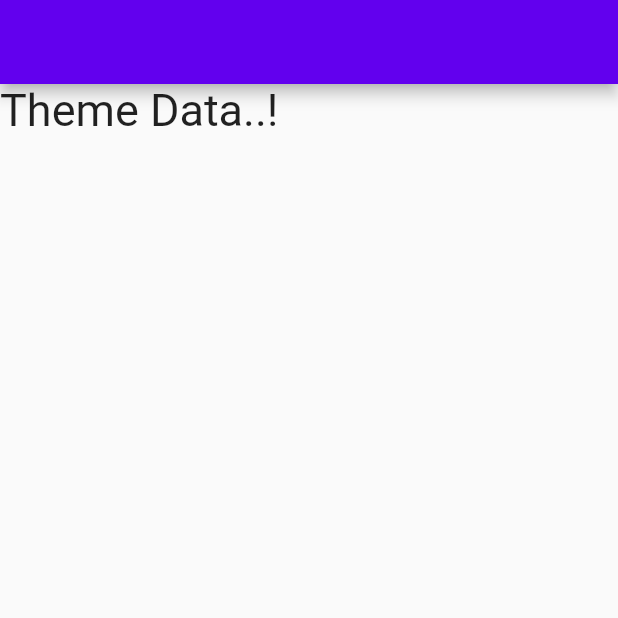
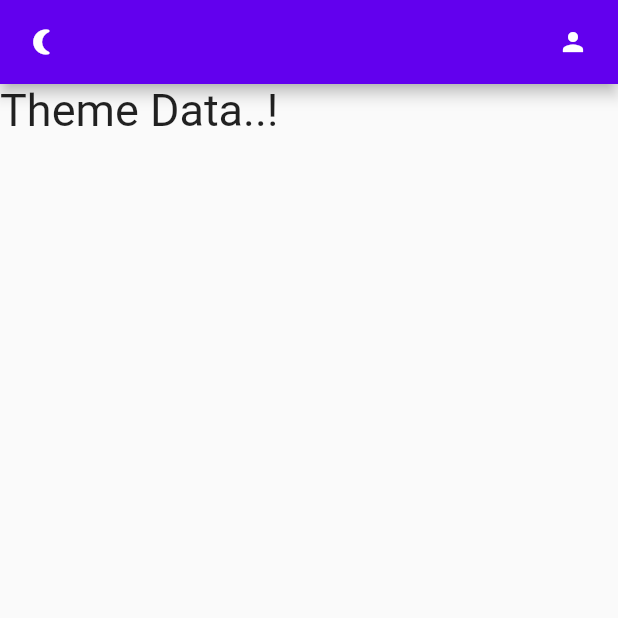
Before and after one commit to sivasai2207/Flutter_to_do_app, a Flutter app: the screen it shows after launch, on a phone screen of 412 x 824 dp, the top half of it. Run offline on Flutter 3.47's test engine with Material 2 defaults, Android fonts, the phone set to English and light mode, and no system bars.

Commit message:
basic commit

```diff
--- /dev/null
+++ b/lib/SERVICES/theme_services.dart
@@ -0,0 +1,3 @@
+class ThemeService{
+
+}
--- a/lib/UI/home_page.dart
+++ b/lib/UI/home_page.dart
@@ -1,5 +1,4 @@
 import 'package:flutter/material.dart';
-
 
 class HomePage extends StatefulWidget {
   const HomePage({Key? key}) : super(key: key);
@@ -12,17 +11,41 @@ class _HomePageState extends State<HomePage> {
   @override
   Widget build(BuildContext context) {
     return Scaffold(
-      appBar: AppBar(),
+      appBar: _appBar(),
       body: Column(
         // ignore: prefer_const_literals_to_create_immutables
         children: [
-          const Text("Theme Data..!",
-          style: TextStyle(
-            fontSize: 30,
-          ),
+          const Text(
+            "Theme Data..!",
+            style: TextStyle(
+              fontSize: 30,
+            ),
           ),
         ],
       ),
     );
   }
+
+  _appBar() {
+    return AppBar(
+      leading: GestureDetector(
+        onTap: () {
+
+        },
+        child: Icon(
+          Icons.nightlight_round,
+          size: 20,
+        ),
+      ),
+      actions: [
+        Icon(
+          Icons.person,
+          size: 20,
+        ),
+        SizedBox(
+          width: 20,
+        )
+      ],
+    );
+  }
 }
--- a/lib/UI/theme.dart
+++ b/lib/UI/theme.dart
@@ -1,4 +1,3 @@
-// ignore: file_names
 import 'package:flutter/material.dart';
 // import 'package:flutter/services.dart';
 
@@ -13,7 +12,6 @@ const Color darkGreyClr = Color(0xFF121212);
 const Color white = Colors.white;
 const primaryClr = blueishClr;
 const Color darkHeaderClr =  Color(0xFF424242);
-
 
 class Themes {
   // static const SystemUiOverlayStyle light = SystemUiOverlayStyle(
@@ -48,6 +46,5 @@ class Themes {
     primaryColor: primaryClr,
     // scaffoldBackgroundColor: Color(0xFFFFFFFF),
     colorScheme: ColorScheme.light(),
-
   );
 }
--- a/lib/main.dart
+++ b/lib/main.dart
@@ -1,8 +1,6 @@
 import 'package:flutter/material.dart';
 import 'package:to_do_app/UI/home_page.dart';
 import 'package:to_do_app/UI/theme.dart';
-
-
 
 void main() {
   runApp(const MyApp());
--- a/pubspec.yaml
+++ b/pubspec.yaml
@@ -34,6 +34,8 @@ dependencies:
   # The following adds the Cupertino Icons font to your application.
   # Use with the CupertinoIcons class for iOS style icons.
   cupertino_icons: ^1.0.2
+  get_storage:
+  get:
 
 dev_dependencies:
   flutter_test:
```
Also changed, not shown: pubspec.lock, 1 other file.
